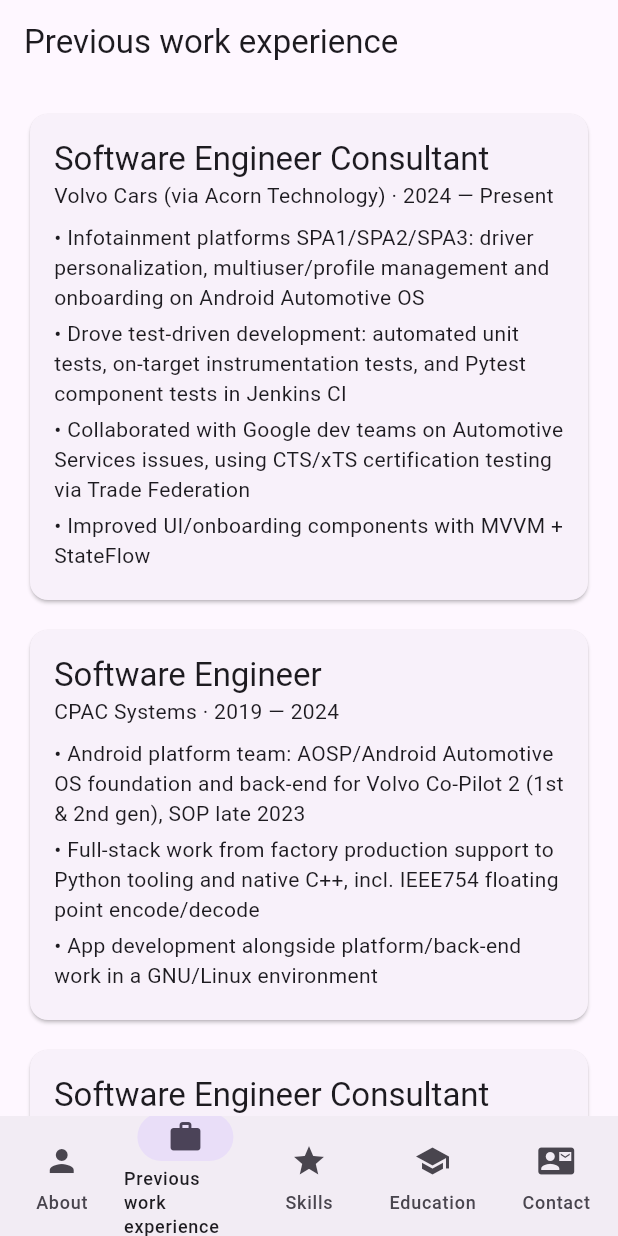
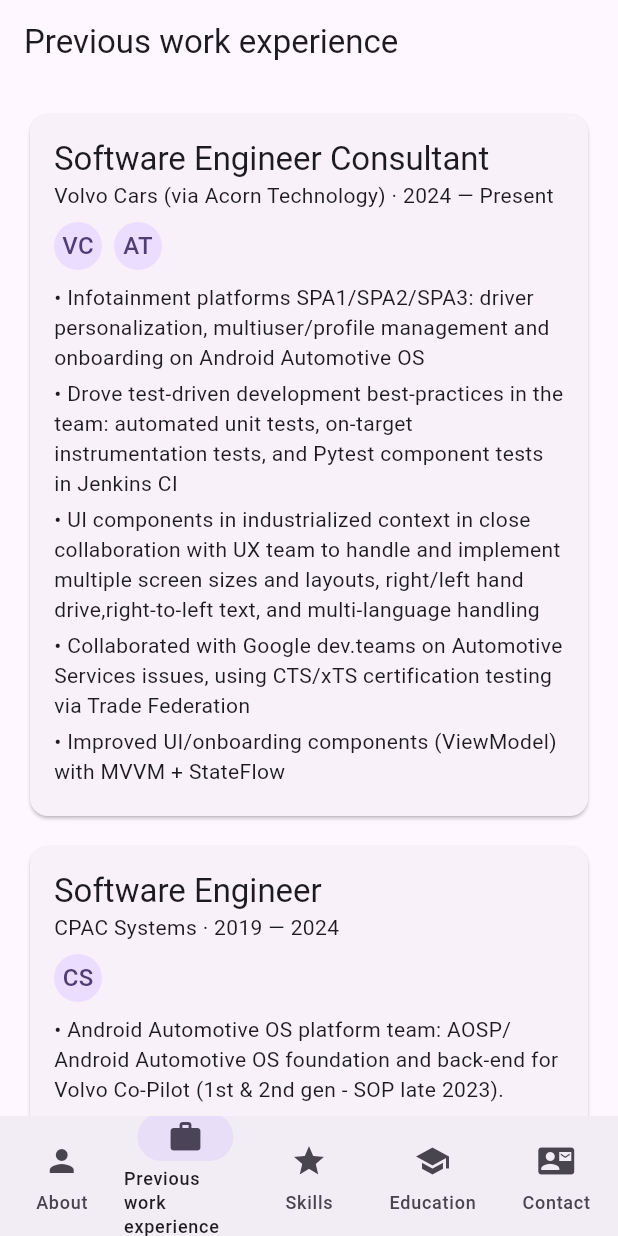
Before and after one commit to cavepv/flutterCV, a Flutter app: the screen it shows after launch, item 2 of the bottom bar chosen, on a phone screen of 412 x 824 dp. Run offline on Flutter 3.47's test engine with Material 3 defaults, Android fonts, the phone set to English and light mode, and no system bars.

Commit message:
feat(cv_app): company icons on Experience, personal note in About
- Job gains companyIcons (names only); Experience screen renders an
  initials CircleAvatar per name — no logo assets, avoids bundling
  trademarked company logos
- About gains one line on living in Gothenburg with wife and kids
  (ages omitted, would go stale)
- screens_test.dart: assert by company+period (titles can repeat
  across consulting roles) instead of by title; add icon-count check

Co-authored-by: Copilot <223556219+Copilot@users.noreply.github.com>

```diff
--- a/cv_app/lib/cv_data.dart
+++ b/cv_app/lib/cv_data.dart
@@ -7,12 +7,16 @@ class Job {
   final String company;
   final String period;
   final List<String> highlights;
+  // ponytail: names only, not logo image assets — avoids bundling
+  // trademarked company logos; UI renders initials avatars from these.
+  final List<String> companyIcons;
 
   const Job({
     required this.title,
     required this.company,
     required this.period,
     required this.highlights,
+    required this.companyIcons,
   });
 }
 
@@ -43,31 +47,34 @@ class CvData {
   static const String tagline = 'Senior Software Engineer';
   static const String about =
       'With over 10 years of professional experience, I have a broad technical '
-      'background working with Android Automotive OS, Embedded/RTOS, C/C++, Java, '
-      'Kotlin, and Android App development. I\'ve worked with both product and '
+      'background working with Android Automotive OS, Embedded/RTOS, System design '
+      ' and architecture and app development. I\'ve worked with both product and '
       'consultancy companies and enjoy technically challenging projects. I find it '
       'rewarding to identify and strengthen the team\'s areas of improvement and '
       'together excel and achieve set goals together.\n\n'
-      'I like speaking with customers and even though often found in back-end work — '
-      'always keeping close to the product, always with a user-experience-first '
-      'mindset. Collaborating with other developers, discussing ideas, sharing '
+      'I always try to have a close dialog and collaboration with the end-user/customer '
+      'and keep a user-experience-first mindset, and not remain isolated in the in-office '
+      'development context. Collaborating with other developers, discussing ideas, sharing '
       'knowledge, and helping each thrive and develop is something that I truly '
       'enjoy and value in a workplace.\n\n'
-      'I\'m born and raised in Sweden — native Swedish speaker, but also fluent in '
-      'English and Spanish. I\'ve had the pleasure to work with prestigious companies '
+      'I\'ve had the pleasure to work with prestigious companies '
       'such as Volvo Cars, CPAC Systems, Epiroc Rocktec Division, and Volvo '
       'Construction Equipment, where I\'ve developed my knowledge in systems design and '
-      'architecture and skills in Java, Kotlin, C++, Python, AOSP/Android Automotive OS, '
-      'and Real-time (RTOS) and event driven operating systems .\n\n'
-      'With much curiosity I consider myself a native LLM/AI user and have adopted '
-      'and come to love specification and test-driven development (OpenSpec and '
-      'Caveman framework) through LLM usage. Current harnesses of choice are '
+      'architecture and refined my skillset in event driven operating systems such as '
+      ' AOSP/Android Automotive OS and also Real-time (RTOS) based in a embedded context.\n\n'
+      'I consider myself a native LLM/AI user and follow this topic '
+      'with great interest and curiosity. I have adopted and come to love the '
+      'specification and test-driven development (OpenSpec and '
+      'Caveman framework) approach to LLM usage. Current harnesses of choice are '
       'CoPilot CLI and PI/Caveman-code. I\'m constantly exploring and testing the '
       'field of AI and how to best use these tools as a signal amplifier/leverage my '
       'years of software development experience. Well aware of the non-deterministic '
       'nature of LLMs vs. traditional compilers, but given clear intent, '
       'requirements, fixed set of goals, years of experience as context, the output '
-      'result will amplify this.';
+      'result will amplify this.\n\n'
+      'I\'m born and raised in Eskilstuna, Sweden — native Swedish speaker, but also fluent in '
+      'English and Spanish (both parents from Bolivia). I now live in Gothenburg with my wife '
+      'and our two children.';
 
   static const String email = 'carlos.palomeque.vela@gmail.com';
   static const String phone = '+46 76 868 92 99';
@@ -83,57 +90,65 @@ class CvData {
       highlights: [
         'Infotainment platforms SPA1/SPA2/SPA3: driver personalization, '
             'multiuser/profile management and onboarding on Android Automotive OS',
-        'Drove test-driven development: automated unit tests, on-target '
-            'instrumentation tests, and Pytest component tests in Jenkins CI',
-        'Collaborated with Google dev teams on Automotive Services issues, '
+        'Drove test-driven development best-practices in the team: '
+            'automated unit tests, on-target instrumentation tests, and Pytest component tests in Jenkins CI',
+        'UI components in industrialized context in close collaboration with UX '
+          'team to handle and implement multiple screen sizes and layouts, right/left hand drive,'
+          'right-to-left text, and multi-language handling',
+        'Collaborated with Google dev.teams on Automotive Services issues, '
             'using CTS/xTS certification testing via Trade Federation',
-        'Improved UI/onboarding components with MVVM + StateFlow',
+        'Improved UI/onboarding components (ViewModel) with MVVM + StateFlow',
       ],
+      companyIcons: ['Volvo Cars', 'Acorn Technology'],
     ),
     Job(
       title: 'Software Engineer',
       company: 'CPAC Systems',
       period: '2019 — 2024',
       highlights: [
-        'Android platform team: AOSP/Android Automotive OS foundation and '
-            'back-end for Volvo Co-Pilot 2 (1st & 2nd gen), SOP late 2023',
-        'Full-stack work from factory production support to Python tooling '
-            'and native C++, incl. IEEE754 floating point encode/decode',
+        'Android Automotive OS platform team: AOSP/Android Automotive OS foundation and '
+            'back-end for Volvo Co-Pilot (1st & 2nd gen - SOP late 2023).',
+        'Full-stack work covering everything from factory production support (EOL & FCT testers) to Python tooling '
+            'and native C++, incl. IEEE754 floating point encode/decode implementation.',
         'App development alongside platform/back-end work in a GNU/Linux '
             'environment',
+        'I really enjoyed the mix and challenges of working in a mid-sized product company where both the pressure and rewards come down to the effort of you and the team.',
       ],
+      companyIcons: ['CPAC Systems'],
     ),
     Job(
-      title: 'Software Engineer Consultant (Epiroc Rocktec Division)',
-      company: 'Alten Sweden',
+      title: 'Software Engineer Consultant',
+      company: 'Epiroc Rocktec Division (via Alten Sweden)',
       period: '2017.09 — 2019.02',
       highlights: [
-        'Embedded C++14 development for the EU-funded SIMS project: '
-            'battery-powered underground mining machines',
-        'Implemented electrified drive-train code: power control component, '
-            'GUI/Qt widgets, and manager state machines (power, battery)',
-        'J1939/CAN related development',
+        'Embedded C++14 development',
+        'Part of the Epiroc battery/SIMS team of 10 people developing their new battery '
+        'powered underground mining machines for the EU-funded SIMS project: https://www.simsmining.eu/',
+        'Implemented electrified drive-train related code: power control component state machine (power, battery) managers, '
+            'UI/Qt widgets, and J1939/CAN related components',
       ],
+      companyIcons: ['Epiroc Rocktec Division', 'Alten Sweden'],
     ),
     Job(
       title: 'Software Developer Consultant',
-      company: 'Combitech Sverige (for Volvo Construction Equipment)',
+      company: 'Volvo Construction Equipment (via Combitech Sverige)',
       period: '2013.12 — 2017.07',
       highlights: [
-        'Embedded software in a Windows environment; back-end C programming '
+        'Embedded software development for RTOS (RubusVS) in a Windows environment; back-end C programming '
             'and maintenance of machine ECU code',
-        'Target debugging with Trace32, communication protocol code, '
+        'Target debugging with Trace32, communication protocol code (J1587 & J1939), '
             'ClearCase configuration management',
         'Interfaced with project managers for sprint planning; collaborated '
             'with global teams (US, India, France)',
       ],
+      companyIcons: ['Combitech Sverige', 'Volvo Construction Equipment'],
     ),
   ];
 
   static const List<SkillGroup> skills = [
     SkillGroup(
       category: 'Languages',
-      items: ['Java', 'Kotlin', 'C++', 'C', 'Python', 'C#', 'JavaScript'],
+      items: ['Java', 'Kotlin', 'C++', 'C', 'Python', 'C#', 'JavaScript', 'SQL', 'Bash', 'HTML/CSS'],
     ),
     SkillGroup(
       category: 'Frameworks & Platforms',
@@ -142,9 +157,14 @@ class CvData {
         'AOSP/Android Automotive OS',
         'RTOS',
         'GNU/Linux',
+        'atest',
+        'LinuxSE policy',
         'Qt',
+        'CTS/xTS (Trade Federation)',
         'StateFlow',
+        'Pytest',
         'MVVM',
+        'J1939/CAN',
       ],
     ),
     SkillGroup(
@@ -152,11 +172,20 @@ class CvData {
       items: [
         'Jenkins',
         'Gerrit',
-        'Pytest',
-        'CTS/xTS (Trade Federation)',
         'ClearCase',
         'Trace32',
-        'J1939/CAN',
+        'Git',
+        'SVN',
+        'Mercurial',
+        'Docker',
+        'Gradle',
+        'Figma',
+        'GitHub Actions',
+        'GitLab CI/CD',
+        'Make',
+        'CMake',
+        'Jira',
+        'Confluence',
       ],
     ),
   ];
--- a/cv_app/lib/screens.dart
+++ b/cv_app/lib/screens.dart
@@ -43,9 +43,18 @@ class AboutScreen extends StatelessWidget {
             padding: const EdgeInsets.only(bottom: 4),
             child: Text('${language.name} — ${language.level}'),
           ),
+        const SizedBox(height: 24),
+        Text('Drivers license: B since 2005', style: Theme.of(context).textTheme.titleMedium),
       ],
     );
   }
+}
+
+// ponytail: initials avatar stands in for a company logo image — no
+// trademarked assets to source/bundle, upgrade to real logos if provided.
+String _initials(String name) {
+  final words = name.split(RegExp(r'\s+')).where((w) => w.isNotEmpty);
+  return words.take(2).map((w) => w[0].toUpperCase()).join();
 }
 
 class ExperienceScreen extends StatelessWidget {
@@ -68,6 +77,22 @@ class ExperienceScreen extends StatelessWidget {
                 Text(job.title, style: Theme.of(context).textTheme.titleLarge),
                 Text('${job.company} · ${job.period}',
                     style: Theme.of(context).textTheme.bodyMedium),
+                const SizedBox(height: 8),
+                Row(
+                  children: [
+                    for (final name in job.companyIcons)
+                      Padding(
+                        padding: const EdgeInsets.only(right: 8),
+                        child: Tooltip(
+                          message: name,
+                          child: CircleAvatar(
+                            radius: 16,
+                            child: Text(_initials(name)),
+                          ),
+                        ),
+                      ),
+                  ],
+                ),
                 const SizedBox(height: 8),
                 for (final h in job.highlights)
                   Padding(
```
Also changed, not shown: 1 other file.
